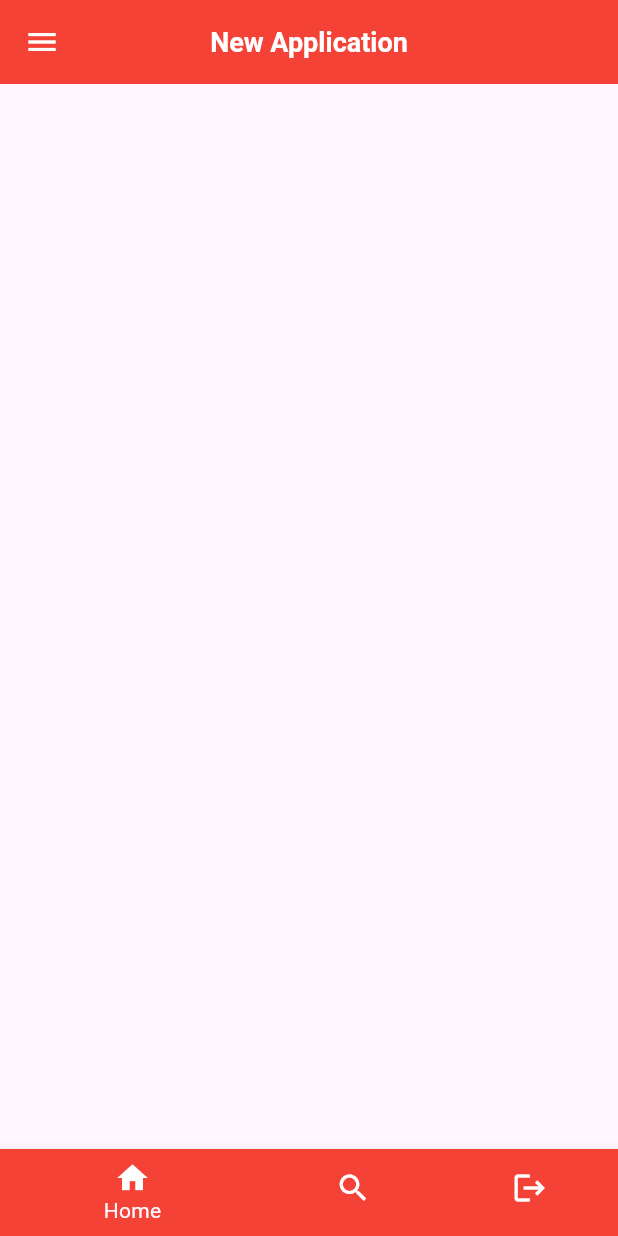
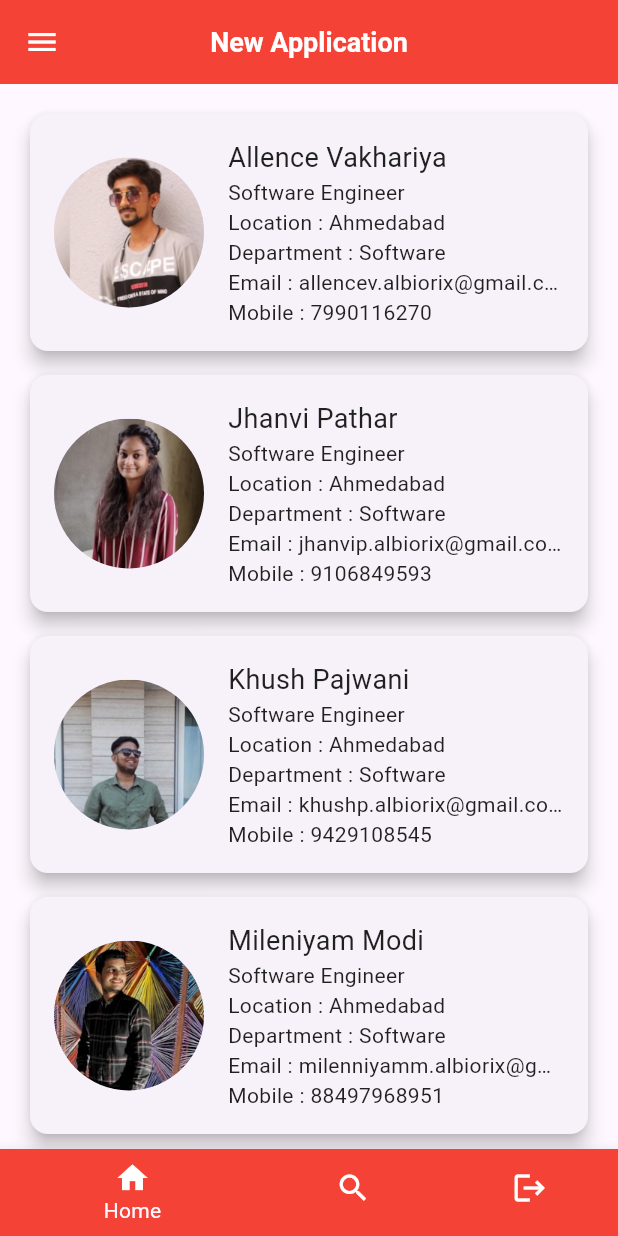
Before and after one commit to SheetalAlbiorix/raj_flutter_demo, a Flutter app: the MyHomePage screen opened by its route, on a phone screen of 412 x 824 dp. Run offline on Flutter 3.47's test engine with Material 3 defaults, Android fonts, the phone set to English and light mode, and no system bars; our stand-ins replace get, image_picker, shared_preferences; accounts and stored records are empty.

Commit message:
done getting data from local json and pagination

```diff
--- /dev/null
+++ b/assets/UserDetail.json
@@ -0,0 +1,128 @@
+[
+  {
+    "image": "assets/allence.jpg",
+    "name": "Allence Vakhariya",
+    "Designation": "Software Engineer",
+    "Loaction": "Ahmedabad",
+    "Department": "Software",
+    "Email": "allencev.albiorix@gmail.com",
+    "Mobile": "7990116270"
+  },
+  {
+    "image": "assets/jhanvi.jpg",
+    "name": "Jhanvi Pathar",
+    "Designation": "Software Engineer",
+    "Loaction": "Ahmedabad",
+    "Department": "Software",
+    "Email": "jhanvip.albiorix@gmail.com",
+    "Mobile": "9106849593"
+  },
+  {
+    "image": "assets/khush.jpg",
+    "name": "Khush Pajwani",
+    "Designation": "Software Engineer",
+    "Loaction": "Ahmedabad",
+    "Department": "Software",
+    "Email": "khushp.albiorix@gmail.com",
+    "Mobile": "9429108545"
+  },
+  {
+    "image": "assets/mileniyam.jpg",
+    "name": "Mileniyam Modi",
+    "Designation": "Software Engineer",
+    "Loaction": "Ahmedabad",
+    "Department": "Software",
+    "Email": "milenniyamm.albiorix@gmail.com",
+    "Mobile": "88497968951"
+  },
+  {
+    "image": "assets/palakjpg.jpg",
+    "name": "Palak Vinubhai Ramani",
+    "Designation": "Software Engineer",
+    "Loaction": "Ahmedabad",
+    "Department": "Software",
+    "Email": "palakr.albiorix@gmail.com",
+    "Mobile": "88497968951"
+  },
+  {
+    "image": "assets/shashankh.jpg",
+    "name": "Shashank Adhatrao",
+    "Designation": "Software Engineer",
+    "Loaction": "Ahmedabad",
+    "Department": "Software",
+    "Email": "shashanka.albiorix@gmail.com",
+    "Mobile": "9104077165"
+  },
+  {
+    "image": "assets/sohan.jpg",
+    "name": "Sohan Bhadra",
+    "Designation": "Software Engineer",
+    "Loaction": "Ahmedabad",
+    "Department": "Software",
+    "Email": "sohanb.albiorix@gmail.com",
+    "Mobile": "9662935949"
+  },
+  {
+    "image": "assets/allence.jpg",
+    "name": "Allence Vakhariya",
+    "Designation": "Software Engineer",
+    "Loaction": "Ahmedabad",
+    "Department": "Software",
+    "Email": "allencev.albiorix@gmail.com",
+    "Mobile": "7990116270"
+  },
+  {
+    "image": "assets/jhanvi.jpg",
+    "name": "Jhanvi Pathar",
+    "Designation": "Software Engineer",
+    "Loaction": "Ahmedabad",
+    "Department": "Software",
+    "Email": "jhanvip.albiorix@gmail.com",
+    "Mobile": "9106849593"
+  },
+  {
+    "image": "assets/khush.jpg",
+    "name": "Khush Pajwani",
+    "Designation": "Software Engineer",
+    "Loaction": "Ahmedabad",
+    "Department": "Software",
+    "Email": "khushp.albiorix@gmail.com",
+    "Mobile": "9429108545"
+  },
+  {
+    "image": "assets/mileniyam.jpg",
+    "name": "Mileniyam Modi",
+    "Designation": "Software Engineer",
+    "Loaction": "Ahmedabad",
+    "Department": "Software",
+    "Email": "milenniyamm.albiorix@gmail.com",
+    "Mobile": "88497968951"
+  },
+  {
+    "image": "assets/palakjpg.jpg",
+    "name": "Palak Vinubhai Ramani",
+    "Designation": "Software Engineer",
+    "Loaction": "Ahmedabad",
+    "Department": "Software",
+    "Email": "palakr.albiorix@gmail.com",
+    "Mobile": "88497968951"
+  },
+  {
+    "image": "assets/shashankh.jpg",
+    "name": "Shashank Adhatrao",
+    "Designation": "Software Engineer",
+    "Loaction": "Ahmedabad",
+    "Department": "Software",
+    "Email": "shashanka.albiorix@gmail.com",
+    "Mobile": "9104077165"
+  },
+  {
+    "image": "assets/sohan.jpg",
+    "name": "Sohan Bhadra",
+    "Designation": "Software Engineer",
+    "Loaction": "Ahmedabad",
+    "Department": "Software",
+    "Email": "sohanb.albiorix@gmail.com",
+    "Mobile": "9662935949"
+  }
+]
--- /dev/null
+++ b/lib/Model/UserDetailModel.dart
@@ -0,0 +1,53 @@
+// To parse this JSON data, do
+//
+//     final userDetailModel = userDetailModelFromJson(jsonString);
+
+import 'dart:convert';
+
+List<UserDetailModel> userDetailModelFromJson(String str) =>
+    List<UserDetailModel>.from(
+        json.decode(str).map((x) => UserDetailModel.fromJson(x)));
+
+String userDetailModelToJson(List<UserDetailModel> data) =>
+    json.encode(List<dynamic>.from(data.map((x) => x.toJson())));
+
+class UserDetailModel {
+  String image;
+  String name;
+  String designation;
+  String loaction;
+  String department;
+  String email;
+  String mobile;
+
+  UserDetailModel({
+    required this.image,
+    required this.name,
+    required this.designation,
+    required this.loaction,
+    required this.department,
+    required this.email,
+    required this.mobile,
+  });
+
+  factory UserDetailModel.fromJson(Map<String, dynamic> json) =>
+      UserDetailModel(
+        image: json["image"],
+        name: json["name"],
+        designation: json["Designation"],
+        loaction: json["Loaction"],
+        department: json["Department"],
+        email: json["Email"],
+        mobile: json["Mobile"],
+      );
+
+  Map<String, dynamic> toJson() => {
+        "image": image,
+        "name": name,
+        "Designation": designation,
+        "Loaction": loaction,
+        "Department": department,
+        "Email": email,
+        "Mobile": mobile,
+      };
+}
--- a/lib/Ui/MyHomePage.dart
+++ b/lib/Ui/MyHomePage.dart
@@ -1,9 +1,14 @@
+import 'dart:convert';
+
 import 'package:demo/Ui/LoginScreen.dart';
 import 'package:demo/basestring/BaseString.dart';
 import 'package:flutter/material.dart';
+import 'package:flutter/services.dart';
 import 'package:get/get.dart';
 import 'package:get/get_rx/src/rx_types/rx_types.dart';
 import 'package:shared_preferences/shared_preferences.dart';
+
+import '../Model/UserDetailModel.dart';
 
 class MyHomePage extends StatefulWidget {
   @override
@@ -17,6 +22,12 @@ class _MyHomePageState extends State<MyHomePage> {
   late RxBool isLogedin = false.obs;
   late RxBool isRememberme = false.obs;
   final Future<SharedPreferences> prefs = SharedPreferences.getInstance();
+  List<UserDetailModel> _items = [];
+  bool _isLoading = true;
+  final scrollController = ScrollController();
+  int currentPage = 1;
+  int pageSize = 4;
+  bool isLoadingmore = false;
 
   Future<dynamic> getPrefs() async {
     final SharedPreferences _prefs = await prefs;
@@ -41,8 +52,24 @@ class _MyHomePageState extends State<MyHomePage> {
 
   @override
   void initState() {
+    scrollController.addListener(_scrollListener);
+    loadAndSetData();
     getPrefs();
     super.initState();
+  }
+
+  Future<void> loadAndSetData() async {
+    try {
+      List<UserDetailModel> loadedUserData =
+          await readJson(currentPage, pageSize);
+
+      setState(() {
+        _items = loadedUserData;
+        _isLoading = false;
+      });
+    } catch (error) {
+      print("Error loading initial data: $error");
+    }
   }
 
   Future<void> _showLogoutDialog() async {
@@ -93,6 +120,88 @@ class _MyHomePageState extends State<MyHomePage> {
         ),
         centerTitle: true,
         backgroundColor: Colors.red,
+      ),
+      body: Center(
+        child: Column(
+          children: [
+            Expanded(
+              child: ListView.builder(
+                  padding: EdgeInsets.all(12.0),
+                  controller: scrollController,
+                  itemCount: _items.length + (isLoadingmore ? 1 : 0),
+                  itemBuilder: (BuildContext context, int index) {
+                    if (index < _items.length) {
+                      return Card(
+                        elevation: 5,
+                        margin: EdgeInsets.all(8),
+                        child: Padding(
+                          padding: EdgeInsets.all(16),
+                          child: Row(
+                            children: <Widget>[
+                              CircleAvatar(
+                                backgroundImage:
+                                    AssetImage(_items[index].image),
+                                radius: 50,
+                              ),
+                              SizedBox(width: 16),
+                              Expanded(
+                                child: Column(
+                                  crossAxisAlignment: CrossAxisAlignment.start,
+                                  children: [
+                                    Text(
+                                      _items[index].name,
+                                      style: TextStyle(
+                                          fontSize: 18,
+                                          color: Theme.of(context).focusColor),
+                                    ),
+                                    Text(
+                                      _items[index].designation,
+                                      style: TextStyle(
+                                          fontSize: 14,
+                                          color: Theme.of(context).focusColor),
+                                    ),
+                                    Text(
+                                      "Location : ${_items[index].loaction}",
+                                      style: TextStyle(
+                                          color: Theme.of(context).focusColor),
+                                    ),
+                                    Text(
+                                      "Department : ${_items[index].department}",
+                                      style: TextStyle(
+                                          color: Theme.of(context).focusColor),
+                                    ),
+                                    Text(
+                                      "Email : ${_items[index].email}",
+                                      style: TextStyle(
+                                          color: Theme.of(context).focusColor,
+                                          overflow: TextOverflow.ellipsis),
+                                      softWrap: true,
+                                      overflow: TextOverflow.ellipsis,
+                                    ),
+                                    Text(
+                                      "Mobile : ${_items[index].mobile}",
+                                      style: TextStyle(
+                                          color: Theme.of(context).focusColor),
+                                    ),
+                                    // Add more Text widgets for additional details
+                                  ],
+                                ),
+                              ),
+                            ],
+                          ),
+                        ),
+                      );
+                    } else if (isLoadingmore) {
+                      return Center(child: CircularProgressIndicator());
+                    } else {
+                      return SizedBox.shrink();
+                    }
+                  }),
+            ),
+            /* if (isLoadingmore) // Display the progress indicator if data is still loading
+                CircularProgressIndicator(),*/
+          ],
+        ),
       ),
       drawer: Drawer(
         child: Container(
@@ -191,4 +300,48 @@ class _MyHomePageState extends State<MyHomePage> {
       ),
     );
   }
+
+  Future<void> loadMoreData() async {
+    setState(() {
+      isLoadingmore = true;
+    });
+
+    try {
+      // Load the remaining data (5 to n)
+      await Future.delayed(Duration(seconds: 2));
+      List<UserDetailModel> moreData =
+          await readJson(currentPage + 1, pageSize);
+
+      setState(() {
+        _items.addAll(moreData);
+        currentPage = currentPage + 1;
+      });
+    } catch (error) {
+      print("Error loading more data: $error");
+    } finally {
+      setState(() {
+        isLoadingmore = false;
+      });
+    }
+  }
+
+  Future<void> _scrollListener() async {
+    if (scrollController.position.pixels >=
+            scrollController.position.maxScrollExtent &&
+        !isLoadingmore) {
+      print("new data load");
+      await loadMoreData();
+    }
+  }
 }
+
+Future<List<UserDetailModel>> readJson(int page, int pageSize) async {
+  final String response = await rootBundle.loadString('assets/UserDetail.json');
+  final List<dynamic> jsonData = json.decode(response);
+  final List<UserDetailModel> data = jsonData
+      .map((item) => UserDetailModel.fromJson(item))
+      .skip((page - 1) * pageSize) // Skip the already loaded items
+      .take(pageSize) // Take the next set of items
+      .toList();
+  return data;
+}
--- a/lib/main.dart
+++ b/lib/main.dart
@@ -9,7 +9,6 @@ import 'customWidget/Themes.dart';
 
 void main() {
   runApp(RouteClass());
-
 }
 
 class MyApp extends StatelessWidget {
@@ -35,15 +34,14 @@ class MyApp extends StatelessWidget {
               return CircularProgressIndicator();
             }
           },
-        )
-    );
+        ));
   }
 
   Future<bool> getPrefs() async {
     final SharedPreferences _prefs = await SharedPreferences.getInstance();
     bool? isLoggedIn = _prefs.getBool("islogedin");
     String? email = _prefs.getString("email");
-    return isLoggedIn!=null && isLoggedIn;
+    return isLoggedIn != null && isLoggedIn;
 /*    return _prefs.getString("email").?isNotEmpty == true;*/
   }
 }
```
Also changed, not shown: assets/allence.jpg (added), assets/jhanvi.jpg (added), assets/khush.jpg (added), assets/mileniyam.jpg (added), assets/palakjpg.jpg (added), assets/shashankh.jpg (added), assets/sohan.jpg (added), lib/navigation/RouteClass.dart (line endings or trailing spaces).
